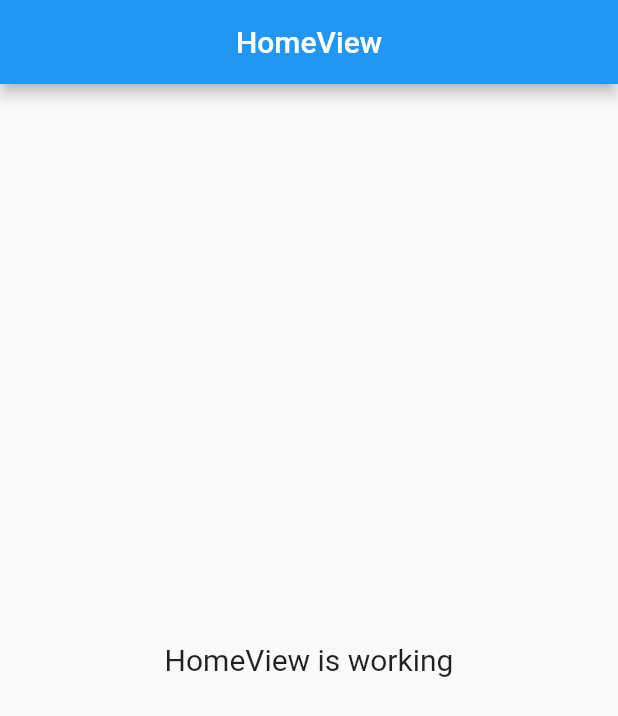
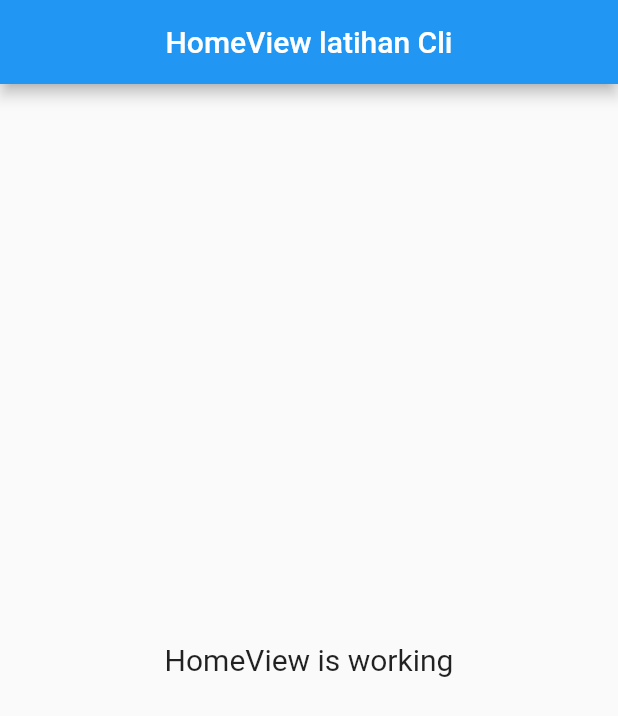
Before and after one commit to angular403/latihan-apiCli, a Flutter app: the screen it shows after launch, on a phone screen of 412 x 824 dp. Shown: the top 716 px of the screen. Run offline on Flutter 3.47's test engine with Material 2 defaults, Android fonts, the phone set to English and light mode, and no system bars; our stand-ins replace get.

Commit message:
latihan api cli baru

```diff
--- a/lib/app/modules/home/views/home_view.dart
+++ b/lib/app/modules/home/views/home_view.dart
@@ -9,7 +9,7 @@ class HomeView extends GetView<HomeController> {
   Widget build(BuildContext context) {
     return Scaffold(
       appBar: AppBar(
-        title: Text('HomeView'),
+        title: Text('HomeView latihan Cli'),
         centerTitle: true,
       ),
       body: Center(
```
